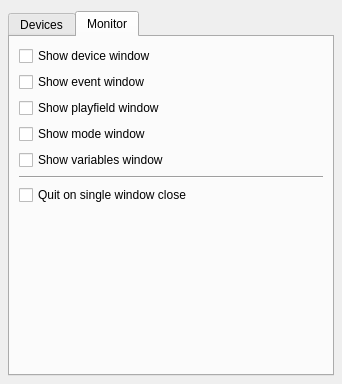
Old version of the form mpfmonitor/core/ui/inspector.ui in the repository missionpinball/mpf-monitor.
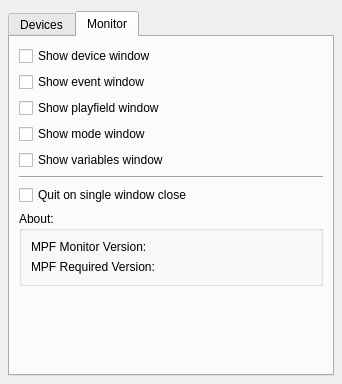
New version of the form. The open tabs and pages were chosen to show the change.

Commit message: Adds Version info to logs and inspector window - monitor tab (#36)

The edit to the form file:
```diff
--- a/mpfmonitor/core/ui/inspector.ui
+++ b/mpfmonitor/core/ui/inspector.ui
@@ -342,6 +342,31 @@
           </widget>
          </item>
          <item>
+          <widget class="QGroupBox" name="about_group_box">
+           <property name="title">
+            <string>About:</string>
+           </property>
+           <layout class="QFormLayout" name="formLayout_3">
+            <item row="2" column="0">
+             <widget class="QLabel" name="mpf_required_version">
+              <property name="text">
+               <string>MPF Required Version:</string>
+              </property>
+             </widget>
+            </item>
+            <item row="0" column="0">
+             <widget class="QLabel" name="mpf_monitor_version">
+              <property name="text">
+               <string>MPF Monitor Version:</string>
+              </property>
+             </widget>
+            </item>
+           </layout>
+          </widget>
+         </item>
+        </layout>
+       </item>
+       <item>
           <spacer name="verticalSpacer">
            <property name="orientation">
             <enum>Qt::Vertical</enum>
@@ -353,8 +378,6 @@
             </size>
            </property>
           </spacer>
-         </item>
-        </layout>
        </item>
       </layout>
      </widget>
```
Left out of the diff: 2 changed lines with no effect on the pictures. Lines whose indentation alone changed are shown as unchanged. The commit also changes 2 other files.
